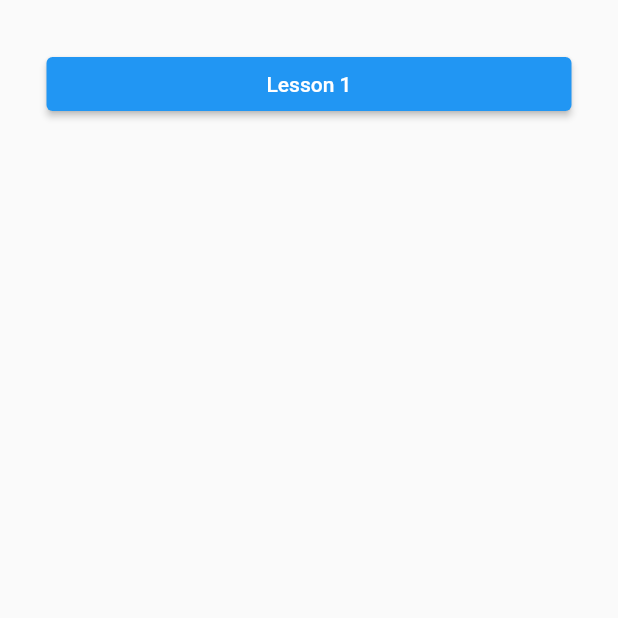
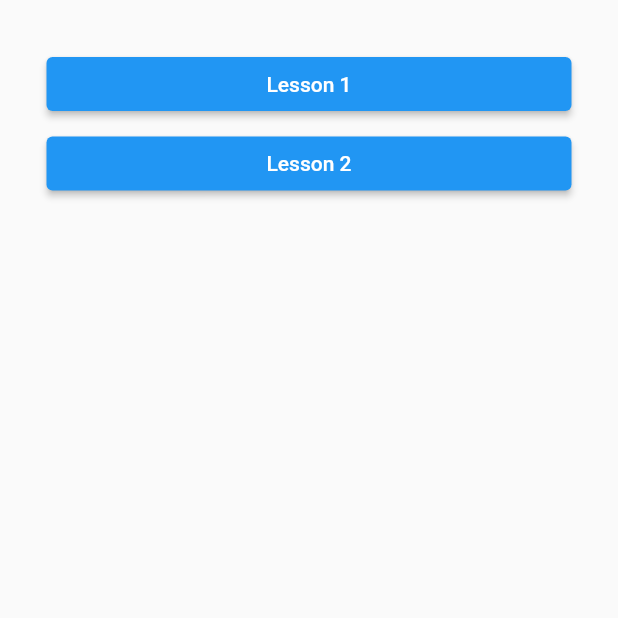
Before and after one commit to rmoralesd/flutter_learn_flame_jump_game, a Flutter app: the screen it shows after launch, on a phone screen of 412 x 824 dp, the top half of it. Run offline on Flutter 3.47's test engine with Material 2 defaults, Android fonts, the phone set to English and light mode, and no system bars; missing offline and left inert: flame, flame_forge2d.

Commit message:
Lesson02: creación de la pantalla, adición al menú, creación del suelo

```diff
--- a/lib/lesson_menu.dart
+++ b/lib/lesson_menu.dart
@@ -16,7 +16,8 @@ class LessonMenu extends StatelessWidget {
             SizedBox(
               height: 32,
             ),
-            ButtonItem(title: 'Lesson 1', route: Routes.lesson01)
+            ButtonItem(title: 'Lesson 1', route: Routes.lesson01),
+            ButtonItem(title: 'Lesson 2', route: Routes.lesson02)
           ],
         ),
       )),
@@ -50,7 +51,7 @@ class ButtonItem extends StatelessWidget {
         ),
         const SizedBox(
           height: 5.0,
-        )
+        ),
       ],
     );
   }
--- a/lib/routes.dart
+++ b/lib/routes.dart
@@ -1,11 +1,13 @@
 import 'package:flutter/material.dart';
 import 'package:flutter_learn_flame_jump_game/lesson_01/game_lesson_01.dart';
+import 'package:flutter_learn_flame_jump_game/lesson_02/game_lesson_02.dart';
 import 'package:flutter_learn_flame_jump_game/lesson_menu.dart';
 import 'package:flutter_learn_flame_jump_game/my_game.dart';
 
 class Routes {
   static const menu = '/';
   static const lesson01 = '/lesson01';
+  static const lesson02 = '/lesson02';
 
   static Route routes(RouteSettings settings) {
     MaterialPageRoute buildRoute(Widget widget) {
@@ -17,6 +19,8 @@ class Routes {
         return buildRoute(const LessonMenu());
       case lesson01:
         return buildRoute(MyGameWidget(game: GameLesson01()));
+      case lesson02:
+        return buildRoute(MyGameWidget(game: GameLesson02()));
       default:
         throw Exception('Route does not exists');
     }
```
Also changed, not shown: lib/lesson_02/game_lesson_02.dart (added, +11 -0 lines), lib/lesson_02/objects/floor_static.dart (added, +17 -0 lines), lib/lesson_02/objects/ball_dynamic.dart (added), lib/lesson_02/objects/box_kinematic.dart (added).
